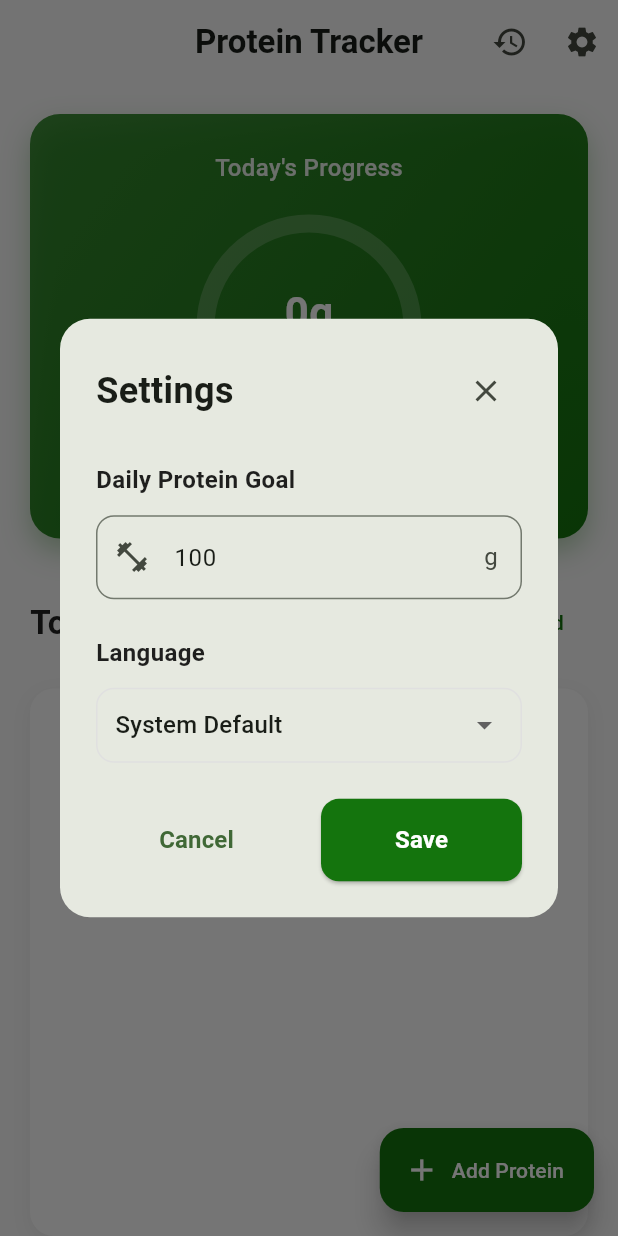
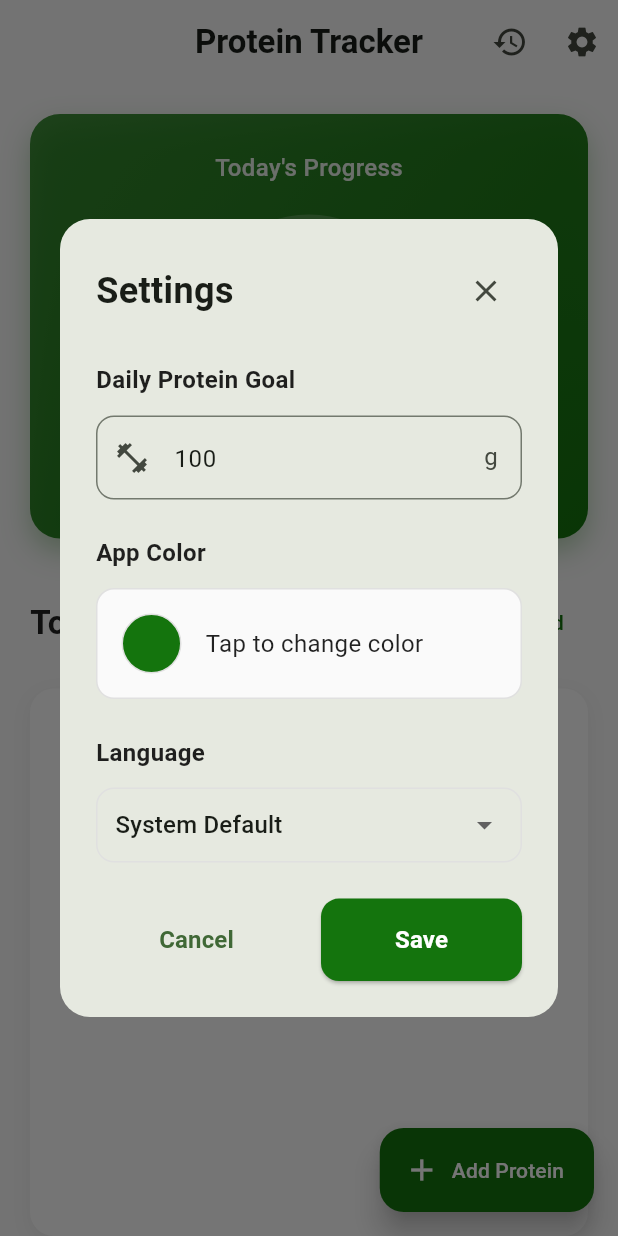
Before and after one commit to momo5502/protein-tracker, a Flutter app: the screen it shows after launch, after a tap on the "settings" icon, on a phone screen of 412 x 824 dp. Run offline on Flutter 3.47's test engine with Material 3 defaults, Android fonts, the phone set to English and light mode, and no system bars; our stand-ins replace flutter_colorpicker, shared_preferences; Roboto replaces fonts that are missing (SF Pro Display).

Commit message:
custom color

```diff
--- a/assets/translations/app_de.arb
+++ b/assets/translations/app_de.arb
@@ -29,5 +29,7 @@
     "deleteEntry": "Eintrag löschen",
     "deleteConfirmation": "Möchten Sie diesen Eintrag wirklich löschen?",
     "recentEntries": "Letzte Einträge",
-    "entry": "Eintrag"
+    "entry": "Eintrag",
+    "appColor": "App-Farbe",
+    "selectColor": "Farbe auswählen"
 }
--- a/assets/translations/app_en.arb
+++ b/assets/translations/app_en.arb
@@ -29,5 +29,7 @@
     "deleteEntry": "Delete Entry",
     "deleteConfirmation": "Are you sure you want to delete this entry?",
     "recentEntries": "Recent Entries",
-    "entry": "Entry"
+    "entry": "Entry",
+    "appColor": "App Color",
+    "selectColor": "Select a color"
 }
--- a/lib/main.dart
+++ b/lib/main.dart
@@ -3,6 +3,7 @@ import 'package:flutter_localizations/flutter_localizations.dart';
 import 'generated/app_localizations.dart';
 import 'package:shared_preferences/shared_preferences.dart';
 import 'package:intl/intl.dart';
+import 'package:flutter_colorpicker/flutter_colorpicker.dart';
 import 'dart:convert';
 import 'dart:math' as math;
 
@@ -42,6 +43,7 @@ class _ProteinTrackerAppState extends State<ProteinTrackerApp> {
   void initState() {
     super.initState();
     _loadLocale();
+    _loadColor();
   }
 
   Future<void> _loadLocale() async {
@@ -50,6 +52,16 @@ class _ProteinTrackerAppState extends State<ProteinTrackerApp> {
     if (localeCode != null) {
       setState(() {
         _locale = Locale(localeCode);
+      });
+    }
+  }
+
+  Future<void> _loadColor() async {
+    final prefs = await SharedPreferences.getInstance();
+    final colorValue = prefs.getInt('primary_color');
+    if (colorValue != null) {
+      setState(() {
+        AppColors.primary = Color(colorValue);
       });
     }
   }
@@ -63,6 +75,14 @@ class _ProteinTrackerAppState extends State<ProteinTrackerApp> {
     }
     setState(() {
       _locale = locale;
+    });
+  }
+
+  Future<void> setColor(Color color) async {
+    final prefs = await SharedPreferences.getInstance();
+    await prefs.setInt('primary_color', color.value);
+    setState(() {
+      AppColors.primary = color;
     });
   }
 
@@ -92,7 +112,10 @@ class _ProteinTrackerAppState extends State<ProteinTrackerApp> {
           scrolledUnderElevation: 0,
         ),
       ),
-      home: HomePage(onLocaleChanged: setLocale, currentLocale: _locale),
+      home: HomePage(
+          onLocaleChanged: setLocale,
+          onColorChanged: setColor,
+          currentLocale: _locale),
     );
   }
 }
@@ -127,10 +150,15 @@ class ProteinEntry {
 
 class HomePage extends StatefulWidget {
   final Function(Locale?) onLocaleChanged;
+  final Function(Color) onColorChanged;
   final Locale? currentLocale;
 
-  const HomePage(
-      {super.key, required this.onLocaleChanged, required this.currentLocale});
+  const HomePage({
+    super.key,
+    required this.onLocaleChanged,
+    required this.onColorChanged,
+    required this.currentLocale,
+  });
 
   @override
   State<HomePage> createState() => _HomePageState();
@@ -247,6 +275,7 @@ class _HomePageState extends State<HomePage> with TickerProviderStateMixin {
           _saveData();
         },
         onLocaleChanged: widget.onLocaleChanged,
+        onColorChanged: widget.onColorChanged,
         currentLocale: widget.currentLocale,
       ),
     );
@@ -340,7 +369,7 @@ class _HomePageState extends State<HomePage> with TickerProviderStateMixin {
                       child: Center(
                         child: Text(
                           '${entry.amount}g',
-                          style: const TextStyle(
+                          style: TextStyle(
                             color: AppColors.primary,
                             fontWeight: FontWeight.bold,
                             fontSize: 16,
@@ -648,7 +677,7 @@ class _HomePageState extends State<HomePage> with TickerProviderStateMixin {
                                           borderRadius:
                                               BorderRadius.circular(8),
                                         ),
-                                        child: const Icon(
+                                        child: Icon(
                                           Icons.edit,
                                           color: AppColors.primary,
                                         ),
@@ -750,7 +779,7 @@ class _HomePageState extends State<HomePage> with TickerProviderStateMixin {
                                 ),
                                 Text(
                                   '${entry.amount}g',
-                                  style: const TextStyle(
+                                  style: TextStyle(
                                     fontWeight: FontWeight.bold,
                                     fontSize: 18,
                                     color: AppColors.primary,
@@ -962,7 +991,7 @@ class _AddProteinModalState extends State<AddProteinModal> {
                           ),
                           child: Text(
                             '${source['name']} (${source['protein']}g)',
-                            style: const TextStyle(
+                            style: TextStyle(
                               color: AppColors.primary,
                               fontWeight: FontWeight.w500,
                             ),
@@ -1042,6 +1071,7 @@ class SetGoalDialog extends StatefulWidget {
   final double currentGoal;
   final Function(double) onSet;
   final Function(Locale?) onLocaleChanged;
+  final Function(Color) onColorChanged;
   final Locale? currentLocale;
 
   const SetGoalDialog({
@@ -1049,6 +1079,7 @@ class SetGoalDialog extends StatefulWidget {
     required this.currentGoal,
     required this.onSet,
     required this.onLocaleChanged,
+    required this.onColorChanged,
     required this.currentLocale,
   });
 
@@ -1059,6 +1090,7 @@ class SetGoalDialog extends StatefulWidget {
 class _SetGoalDialogState extends State<SetGoalDialog> {
   late TextEditingController _controller;
   late String _selectedLanguage;
+  Color _selectedColor = AppColors.primary;
 
   @override
   void initState() {
@@ -1067,6 +1099,38 @@ class _SetGoalDialogState extends State<SetGoalDialog> {
       text: widget.currentGoal.toInt().toString(),
     );
     _selectedLanguage = widget.currentLocale?.languageCode ?? 'system';
+    _selectedColor = AppColors.primary;
+  }
+
+  void _showColorPicker() {
+    showDialog(
+      context: context,
+      builder: (context) => AlertDialog(
+        title: const Text('Pick a color'),
+        content: SingleChildScrollView(
+          child: ColorPicker(
+            pickerColor: _selectedColor,
+            onColorChanged: (color) {
+              setState(() {
+                _selectedColor = color;
+              });
+              widget.onColorChanged(color);
+            },
+            pickerAreaHeightPercent: 0.8,
+            enableAlpha: false,
+            labelTypes: const [],
+            displayThumbColor: true,
+            showLabel: false,
+          ),
+        ),
+        actions: [
+          TextButton(
+            onPressed: () => Navigator.pop(context),
+            child: const Text('Done'),
+          ),
+        ],
+      ),
+    );
   }
 
   @override
@@ -1118,6 +1182,48 @@ class _SetGoalDialogState extends State<SetGoalDialog> {
                 ),
                 prefixIcon: const Icon(Icons.fitness_center),
                 suffixText: 'g',
+              ),
+            ),
+            const SizedBox(height: 24),
+            Text(
+              'App Color',
+              style: const TextStyle(
+                fontSize: 16,
+                fontWeight: FontWeight.w600,
+                color: Colors.black87,
+              ),
+            ),
+            const SizedBox(height: 12),
+            GestureDetector(
+              onTap: _showColorPicker,
+              child: Container(
+                padding: const EdgeInsets.all(16),
+                decoration: BoxDecoration(
+                  color: Colors.grey[50],
+                  borderRadius: BorderRadius.circular(12),
+                  border: Border.all(color: Colors.grey[300]!),
+                ),
+                child: Row(
+                  children: [
+                    Container(
+                      width: 40,
+                      height: 40,
+                      decoration: BoxDecoration(
+                        color: _selectedColor,
+                        shape: BoxShape.circle,
+                        border: Border.all(color: Colors.grey[300]!),
+                      ),
+                    ),
+                    const SizedBox(width: 16),
+                    const Text(
+                      'Tap to change color',
+                      style: TextStyle(
+                        fontSize: 16,
+                        color: Colors.black87,
+                      ),
+                    ),
+                  ],
+                ),
               ),
             ),
             const SizedBox(height: 24),
@@ -1276,7 +1382,7 @@ class HistoryPage extends StatelessWidget {
                     subtitle: Text(DateFormat('yyyy-MM-dd').format(dateObj)),
                     trailing: Text(
                       '${total.toInt()}g',
-                      style: const TextStyle(
+                      style: TextStyle(
                         fontSize: 18,
                         fontWeight: FontWeight.bold,
                         color: AppColors.primary,
--- a/pubspec.yaml
+++ b/pubspec.yaml
@@ -16,6 +16,7 @@ dependencies:
   shared_preferences: ^2.2.2
   intl: ^0.20.2
   fl_chart: ^0.68.0
+  flutter_colorpicker: ^1.0.3
 
 dev_dependencies:
   flutter_test:
```
Also changed, not shown: lib/generated/app_localizations.dart, lib/generated/app_localizations_de.dart, lib/generated/app_localizations_en.dart, pubspec.lock.
